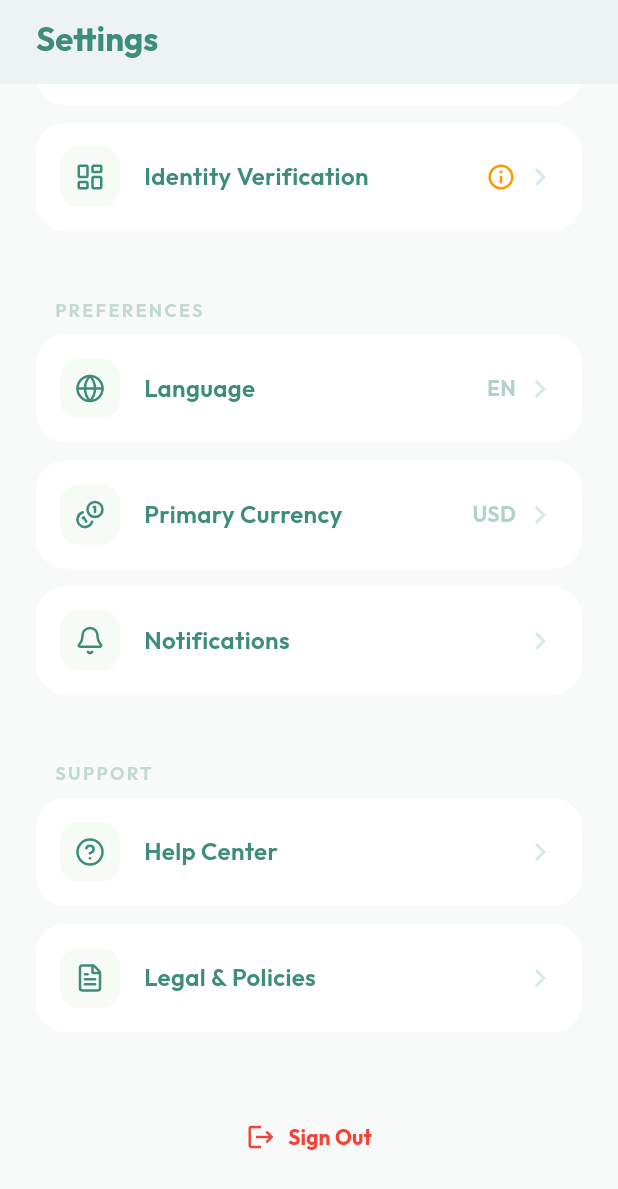
After one commit to Keba777/levpay-mobile, a Flutter app: the SettingsScreen screen opened by its route, scrolled down 556 dp, after a tap on "Payment Methods", on a phone screen of 412 x 824 dp. The commit adds this screen. Shown: the top 1189 px of the screen. Run offline on Flutter 3.47's test engine with Material 3 defaults, Android fonts, the phone set to English and light mode, and no system bars; our stand-ins replace dio, equatable, flutter_bloc, flutter_dotenv, flutter_riverpod, flutter_secure_storage and 8 more; accounts and stored records are empty; generated files the repository leaves out were written again; network calls fail.

Commit message:
feat: implement user profile and settings management with dedicated screen and bloc

```diff
--- a/lib/core/router/app_router.dart
+++ b/lib/core/router/app_router.dart
@@ -13,6 +13,7 @@ import 'package:levpay_mobile/features/auth/presentation/bloc/auth_bloc.dart';
 import 'package:levpay_mobile/features/auth/presentation/bloc/auth_state.dart';
 import 'package:flutter_bloc/flutter_bloc.dart'; // For context.read
 import 'package:levpay_mobile/features/kyc/presentation/screens/kyc_screen.dart';
+import 'package:levpay_mobile/features/user/presentation/screens/settings_screen.dart';
 
 part 'app_router.g.dart';
 
@@ -28,6 +29,7 @@ GoRouter goRouter(Ref ref) {
       $homeRoute,
       $sendMoneyRoute,
       $kYCRoute,
+      $settingsRoute,
     ],
     redirect: (context, state) {
       final authState = context.read<AuthBloc>().state;
@@ -110,3 +112,12 @@ class KYCRoute extends GoRouteData {
   @override
   Widget build(BuildContext context, GoRouterState state) => const KYCScreen();
 }
+
+@TypedGoRoute<SettingsRoute>(path: '/settings')
+class SettingsRoute extends GoRouteData {
+  const SettingsRoute();
+
+  @override
+  Widget build(BuildContext context, GoRouterState state) =>
+      const SettingsScreen();
+}
--- a/lib/features/home/presentation/screens/home_screen.dart
+++ b/lib/features/home/presentation/screens/home_screen.dart
@@ -1,9 +1,9 @@
 import 'package:flutter/material.dart';
 import 'package:flutter_bloc/flutter_bloc.dart';
 import 'package:google_fonts/google_fonts.dart';
+import 'package:lucide_icons/lucide_icons.dart';
 import 'package:levpay_mobile/core/router/app_router.dart';
 import 'package:levpay_mobile/features/auth/presentation/bloc/auth_bloc.dart';
-import 'package:levpay_mobile/features/auth/presentation/bloc/auth_event.dart';
 import 'package:levpay_mobile/features/auth/presentation/bloc/auth_state.dart';
 import 'package:levpay_mobile/features/wallet/presentation/bloc/wallet_bloc.dart';
 import 'package:levpay_mobile/features/wallet/presentation/bloc/wallet_event.dart';
@@ -77,11 +77,11 @@ class _HomeScreenState extends State<HomeScreen> {
                         ),
                         child: IconButton(
                           icon: const Icon(
-                            Icons.logout,
+                            LucideIcons.settings,
                             color: Color(0xFF3D8D7A),
                           ),
                           onPressed: () {
-                            context.read<AuthBloc>().add(AuthLogoutRequested());
+                            const SettingsRoute().push(context);
                           },
                         ),
                       ),
--- a/lib/features/user/data/repositories/user_repository.dart
+++ b/lib/features/user/data/repositories/user_repository.dart
@@ -28,6 +28,62 @@ class UserRepository {
     }
   }
 
+  Future<Map<String, dynamic>> updateProfile({
+    String? firstName,
+    String? lastName,
+    String? username,
+    String? phone,
+    String? avatarPath,
+  }) async {
+    try {
+      final Map<String, dynamic> data = {};
+      if (firstName != null) data['first_name'] = firstName;
+      if (lastName != null) data['last_name'] = lastName;
+      if (username != null) data['username'] = username;
+      if (phone != null) data['phone'] = phone;
+
+      if (avatarPath != null) {
+        final formData = FormData.fromMap({
+          ...data,
+          'avatar': await MultipartFile.fromFile(
+            avatarPath,
+            filename: avatarPath.split('/').last,
+          ),
+        });
+        final response = await _dioClient.dio.put('/users/me', data: formData);
+        return response.data;
+      } else {
+        final response = await _dioClient.dio.put('/users/me', data: data);
+        return response.data;
+      }
+    } on DioException catch (e) {
+      throw _handleError(e);
+    }
+  }
+
+  Future<Map<String, dynamic>> getSettings() async {
+    try {
+      final response = await _dioClient.dio.get('/users/settings');
+      return response.data;
+    } on DioException catch (e) {
+      throw _handleError(e);
+    }
+  }
+
+  Future<Map<String, dynamic>> updateSettings(
+    Map<String, dynamic> preferences,
+  ) async {
+    try {
+      final response = await _dioClient.dio.put(
+        '/users/settings',
+        data: preferences,
+      );
+      return response.data;
+    } on DioException catch (e) {
+      throw _handleError(e);
+    }
+  }
+
   Exception _handleError(DioException e) {
     if (e.response != null) {
       final data = e.response?.data;
--- /dev/null
+++ b/lib/features/user/presentation/bloc/profile_bloc.dart
@@ -0,0 +1,97 @@
+import 'dart:convert';
+import 'package:flutter_bloc/flutter_bloc.dart';
+import '../../data/repositories/user_repository.dart';
+import '../../../auth/data/models/auth_models.dart';
+import 'profile_event.dart';
+import 'profile_state.dart';
+
+class ProfileBloc extends Bloc<ProfileEvent, ProfileState> {
+  final UserRepository userRepository;
+
+  ProfileBloc({required this.userRepository}) : super(const ProfileState()) {
+    on<ProfileDataRequested>(_onProfileDataRequested);
+    on<ProfileUpdateRequested>(_onProfileUpdateRequested);
+    on<SettingsUpdateRequested>(_onSettingsUpdateRequested);
+  }
+
+  Future<void> _onProfileDataRequested(
+    ProfileDataRequested event,
+    Emitter<ProfileState> emit,
+  ) async {
+    emit(state.copyWith(status: ProfileStatus.loading));
+    try {
+      final userRes = await userRepository.getMe();
+      final settingsRes = await userRepository.getSettings();
+
+      final user = User.fromJson(userRes);
+      final preferences = settingsRes['preferences'] != null
+          ? json.decode(settingsRes['preferences'])
+          : <String, dynamic>{};
+
+      emit(
+        state.copyWith(
+          status: ProfileStatus.success,
+          user: user,
+          settings: preferences,
+        ),
+      );
+    } catch (e) {
+      emit(state.copyWith(status: ProfileStatus.failure, error: e.toString()));
+    }
+  }
+
+  Future<void> _onProfileUpdateRequested(
+    ProfileUpdateRequested event,
+    Emitter<ProfileState> emit,
+  ) async {
+    emit(state.copyWith(status: ProfileStatus.updating));
+    try {
+      final res = await userRepository.updateProfile(
+        firstName: event.firstName,
+        lastName: event.lastName,
+        username: event.username,
+        phone: event.phone,
+        avatarPath: event.avatar?.path,
+      );
+
+      final updatedUser = User.fromJson(res);
+      emit(
+        state.copyWith(status: ProfileStatus.updateSuccess, user: updatedUser),
+      );
+    } catch (e) {
+      emit(
+        state.copyWith(
+          status: ProfileStatus.updateFailure,
+          error: e.toString(),
+        ),
+      );
+    }
+  }
+
+  Future<void> _onSettingsUpdateRequested(
+    SettingsUpdateRequested event,
+    Emitter<ProfileState> emit,
+  ) async {
+    emit(state.copyWith(status: ProfileStatus.updating));
+    try {
+      final res = await userRepository.updateSettings(event.preferences);
+      final preferences = res['preferences'] != null
+          ? json.decode(res['preferences'])
+          : <String, dynamic>{};
+
+      emit(
+        state.copyWith(
+          status: ProfileStatus.updateSuccess,
+          settings: preferences,
+        ),
+      );
+    } catch (e) {
+      emit(
+        state.copyWith(
+          status: ProfileStatus.updateFailure,
+          error: e.toString(),
+        ),
+      );
+    }
+  }
+}
--- /dev/null
+++ b/lib/features/user/presentation/bloc/profile_event.dart
@@ -0,0 +1,37 @@
+import 'dart:io';
+import 'package:equatable/equatable.dart';
+
+abstract class ProfileEvent extends Equatable {
+  @override
+  List<Object?> get props => [];
+}
+
+class ProfileDataRequested extends ProfileEvent {}
+
+class ProfileUpdateRequested extends ProfileEvent {
+  final String? firstName;
+  final String? lastName;
+  final String? username;
+  final String? phone;
+  final File? avatar;
+
+  ProfileUpdateRequested({
+    this.firstName,
+    this.lastName,
+    this.username,
+    this.phone,
+    this.avatar,
+  });
+
+  @override
+  List<Object?> get props => [firstName, lastName, username, phone, avatar];
+}
+
+class SettingsUpdateRequested extends ProfileEvent {
+  final Map<String, dynamic> preferences;
+
+  SettingsUpdateRequested(this.preferences);
+
+  @override
+  List<Object?> get props => [preferences];
+}
--- /dev/null
+++ b/lib/features/user/presentation/bloc/profile_state.dart
@@ -0,0 +1,43 @@
+import 'package:equatable/equatable.dart';
+import '../../../auth/data/models/auth_models.dart';
+
+enum ProfileStatus {
+  initial,
+  loading,
+  success,
+  failure,
+  updating,
+  updateSuccess,
+  updateFailure,
+}
+
+class ProfileState extends Equatable {
+  final ProfileStatus status;
+  final User? user;
+  final Map<String, dynamic> settings;
+  final String? error;
+
+  const ProfileState({
+    this.status = ProfileStatus.initial,
+    this.user,
+    this.settings = const {},
+    this.error,
+  });
+
+  ProfileState copyWith({
+    ProfileStatus? status,
+    User? user,
+    Map<String, dynamic>? settings,
+    String? error,
+  }) {
+    return ProfileState(
+      status: status ?? this.status,
+      user: user ?? this.user,
+      settings: settings ?? this.settings,
+      error: error ?? this.error,
+    );
+  }
+
+  @override
+  List<Object?> get props => [status, user, settings, error];
+}
--- /dev/null
+++ b/lib/features/user/presentation/screens/settings_screen.dart
@@ -0,0 +1,387 @@
+import 'dart:io';
+import 'package:flutter/material.dart';
+import 'package:flutter_bloc/flutter_bloc.dart';
+import 'package:google_fonts/google_fonts.dart';
+import 'package:image_picker/image_picker.dart';
+import 'package:lucide_icons/lucide_icons.dart';
+import '../../../auth/presentation/bloc/auth_bloc.dart';
+import '../../../auth/presentation/bloc/auth_event.dart';
+import '../bloc/profile_bloc.dart';
+import '../bloc/profile_event.dart';
+import '../bloc/profile_state.dart';
+import '../../../../core/theme/app_theme.dart';
+import '../../../../core/router/app_router.dart';
+
+class SettingsScreen extends StatefulWidget {
+  const SettingsScreen({super.key});
+
+  @override
+  State<SettingsScreen> createState() => _SettingsScreenState();
+}
+
+class _SettingsScreenState extends State<SettingsScreen> {
+  final ImagePicker _picker = ImagePicker();
+
+  @override
+  void initState() {
+    super.initState();
+    context.read<ProfileBloc>().add(ProfileDataRequested());
+  }
+
+  Future<void> _pickImage() async {
+    final XFile? image = await _picker.pickImage(
+      source: ImageSource.gallery,
+      imageQuality: 70,
+    );
+    if (image != null) {
+      context.read<ProfileBloc>().add(
+        ProfileUpdateRequested(avatar: File(image.path)),
+      );
+    }
+  }
+
+  @override
+  Widget build(BuildContext context) {
+    return Scaffold(
+      backgroundColor: const Color(0xFFF8FAF9),
+      body: BlocConsumer<ProfileBloc, ProfileState>(
+        listener: (context, state) {
+          if (state.status == ProfileStatus.updateSuccess) {
+            ScaffoldMessenger.of(context).showSnackBar(
+              const SnackBar(content: Text("Settings updated successfully!")),
+            );
+          } else if (state.status == ProfileStatus.updateFailure) {
+            ScaffoldMessenger.of(context).showSnackBar(
+              SnackBar(
+                content: Text(state.error ?? "Failed to update settings"),
+              ),
+            );
+          }
+        },
+        builder: (context, state) {
+          final user = state.user;
+          final settings = state.settings;
+
+          if (state.status == ProfileStatus.loading && user == null) {
+            return const Center(child: CircularProgressIndicator());
+          }
+
+          return CustomScrollView(
+            slivers: [
+              SliverAppBar(
+                expandedHeight: 120,
+                floating: false,
+                pinned: true,
+                backgroundColor: Colors.white,
+                elevation: 0,
+                flexibleSpace: FlexibleSpaceBar(
+                  centerTitle: false,
+                  title: Text(
+                    "Settings",
+                    style: GoogleFonts.outfit(
+                      color: AppTheme.deepTeal,
+                      fontWeight: FontWeight.bold,
+                    ),
+                  ),
+                  titlePadding: const EdgeInsets.only(left: 24, bottom: 16),
+                ),
+              ),
+
+              // Profile Section
+              SliverToBoxAdapter(
+                child: Padding(
+                  padding: const EdgeInsets.all(24.0),
+                  child: Container(
+                    padding: const EdgeInsets.all(24),
+                    decoration: BoxDecoration(
+                      color: Colors.white,
+                      borderRadius: BorderRadius.circular(32),
+                      boxShadow: [
+                        BoxShadow(
+                          color: Colors.black.withOpacity(0.03),
+                          blurRadius: 20,
+                          offset: const Offset(0, 10),
+                        ),
+                      ],
+                    ),
+                    child: Column(
+                      children: [
+                        Stack(
+                          children: [
+                            Container(
+                              width: 100,
+                              height: 100,
+                              decoration: BoxDecoration(
+                                shape: BoxShape.circle,
+                                border: Border.all(
+                                  color: AppTheme.mintGreen.withOpacity(0.2),
+                                  width: 4,
+                                ),
+                              ),
+                              child: ClipRRect(
+                                borderRadius: BorderRadius.circular(50),
+                                child:
+                                    (user?.avatarUrl != null &&
+                                        user!.avatarUrl!.isNotEmpty)
+                                    ? Image.network(
+                                        user.avatarUrl!,
+                                        fit: BoxFit.cover,
+                                      )
+                                    : Container(
+                                        color: AppTheme.mintGreen.withOpacity(
+                                          0.1,
+                                        ),
+                                        child: const Icon(
+                                          Icons.person,
+                                          size: 50,
+                                          color: AppTheme.deepTeal,
+                                        ),
+                                      ),
+                              ),
+                            ),
+                            Positioned(
+                              bottom: 0,
+                              right: 0,
+                              child: GestureDetector(
+                                onTap: _pickImage,
+                                child: Container(
+                                  padding: const EdgeInsets.all(8),
+                                  decoration: const BoxDecoration(
+                                    color: AppTheme.deepTeal,
+                                    shape: BoxShape.circle,
+                                  ),
+                                  child: const Icon(
+                                    Icons.camera_alt,
+                                    color: Colors.white,
+                                    size: 16,
+                                  ),
+                                ),
+                              ),
+                            ),
+                          ],
+                        ),
+                        const SizedBox(height: 16),
+                        Text(
+                          "${user?.firstName ?? ''} ${user?.lastName ?? ''}",
+                          style: GoogleFonts.outfit(
+                            fontSize: 20,
+                            fontWeight: FontWeight.bold,
+                            color: AppTheme.deepTeal,
+                          ),
+                        ),
+                        Text(
+                          user?.email ?? '',
+                          style: GoogleFonts.outfit(
+                            fontSize: 14,
+                            color: AppTheme.deepTeal.withOpacity(0.5),
+                          ),
+                        ),
+                        const SizedBox(height: 16),
+                        OutlinedButton(
+                          onPressed: () {
+                            // TODO: Implement Edit Profile modal/screen
+                          },
+                          style: OutlinedButton.styleFrom(
+                            side: BorderSide(
+                              color: AppTheme.mintGreen.withOpacity(0.3),
+                            ),
+                            shape: RoundedRectangleBorder(
+                              borderRadius: BorderRadius.circular(16),
+                            ),
+                            padding: const EdgeInsets.symmetric(horizontal: 24),
+                          ),
+                          child: Text(
+                            "Edit Profile",
+                            style: GoogleFonts.outfit(
+                              color: AppTheme.deepTeal,
+                              fontWeight: FontWeight.w600,
+                            ),
+                          ),
+                        ),
+                      ],
+                    ),
+                  ),
+                ),
+              ),
+
+              // Settings Categories
+              SliverPadding(
+                padding: const EdgeInsets.symmetric(horizontal: 24),
+                sliver: SliverList(
+                  delegate: SliverChildListDelegate([
+                    _buildCategoryHeader("ACCOUNT"),
+                    _buildSettingItem(
+                      icon: LucideIcons.shield,
+                      title: "Security & Privacy",
+                      onTap: () {},
+                    ),
+                    _buildSettingItem(
+                      icon: LucideIcons.creditCard,
+                      title: "Payment Methods",
+                      onTap: () {},
+                    ),
+                    _buildSettingItem(
+                      icon: LucideIcons.layoutDashboard,
+                      title: "Identity Verification",
+                      trailing: user?.kycStatus == 'approved'
+                          ? const Icon(
+                              Icons.check_circle,
+                              color: Colors.green,
+                              size: 20,
+                            )
+                          : const Icon(
+                              Icons.info_outline,
+                              color: Colors.orange,
+                              size: 20,
+                            ),
+                      onTap: () => const KYCRoute().push(context),
+                    ),
+
+                    const SizedBox(height: 32),
+                    _buildCategoryHeader("PREFERENCES"),
+                    _buildSettingItem(
+                      icon: LucideIcons.globe,
+                      title: "Language",
+                      trailing: Text(
+                        settings['language']?.toUpperCase() ?? "EN",
+                        style: GoogleFonts.outfit(
+                          fontWeight: FontWeight.bold,
+                          color: AppTheme.deepTeal.withOpacity(0.4),
+                        ),
+                      ),
+                      onTap: () {},
+                    ),
+                    _buildSettingItem(
+                      icon: LucideIcons.coins,
+                      title: "Primary Currency",
+                      trailing: Text(
+                        settings['currency'] ?? "USD",
+                        style: GoogleFonts.outfit(
+                          fontWeight: FontWeight.bold,
+                          color: AppTheme.deepTeal.withOpacity(0.4),
+                        ),
+                      ),
+                      onTap: () {},
+                    ),
+                    _buildSettingItem(
+                      icon: LucideIcons.bell,
+                      title: "Notifications",
+                      onTap: () {},
+                    ),
+
+                    const SizedBox(height: 32),
+                    _buildCategoryHeader("SUPPORT"),
+                    _buildSettingItem(
+                      icon: LucideIcons.helpCircle,
+                      title: "Help Center",
+                      onTap: () {},
+                    ),
+                    _buildSettingItem(
+                      icon: LucideIcons.fileText,
+                      title: "Legal & Policies",
+                      onTap: () {},
+                    ),
+
+                    const SizedBox(height: 32),
+                    TextButton(
+                      onPressed: () {
+                        context.read<AuthBloc>().add(AuthLogoutRequested());
+                      },
+                      style: TextButton.styleFrom(
+                        foregroundColor: Colors.red,
+                        padding: const EdgeInsets.symmetric(vertical: 16),
+                        shape: RoundedRectangleBorder(
+                          borderRadius: BorderRadius.circular(16),
+                        ),
+                      ),
+                      child: Row(
+                        mainAxisAlignment: MainAxisAlignment.center,
+                        children: [
+                          const Icon(Icons.logout, size: 20),
+                          const SizedBox(width: 8),
+                          Text(
+                            "Sign Out",
+                            style: GoogleFonts.outfit(
+                              fontWeight: FontWeight.bold,
+                            ),
+                          ),
+                        ],
+                      ),
+                    ),
+                    const SizedBox(height: 64),
+                  ]),
+                ),
+              ),
+            ],
+          );
+        },
+      ),
+    );
+  }
+
+  Widget _buildCategoryHeader(String title) {
+    return Padding(
+      padding: const EdgeInsets.only(left: 12, bottom: 8),
+      child: Text(
+        title,
+        style: GoogleFonts.outfit(
+          fontSize: 12,
+          fontWeight: FontWeight.bold,
+          color: AppTheme.deepTeal.withOpacity(0.3),
+          letterSpacing: 1.5,
+        ),
+      ),
+    );
+  }
+
+  Widget _buildSettingItem({
+    required IconData icon,
+    required String title,
+    Widget? trailing,
+    required VoidCallback onTap,
+  }) {
+    return Padding(
+      padding: const EdgeInsets.only(bottom: 12),
+      child: Material(
+        color: Colors.white,
+        borderRadius: BorderRadius.circular(20),
+        child: InkWell(
+          onTap: onTap,
+          borderRadius: BorderRadius.circular(20),
+          child: Container(
+            padding: const EdgeInsets.symmetric(horizontal: 16, vertical: 16),
+            child: Row(
+              children: [
+                Container(
+                  padding: const EdgeInsets.all(10),
+                  decoration: BoxDecoration(
+                    color: AppTheme.mintGreen.withOpacity(0.1),
+                    borderRadius: BorderRadius.circular(12),
+                  ),
+                  child: Icon(icon, color: AppTheme.deepTeal, size: 20),
+                ),
+                const SizedBox(width: 16),
+                Expanded(
+                  child: Text(
+                    title,
+                    style: GoogleFonts.outfit(
+                      fontSize: 16,
+                      fontWeight: FontWeight.w600,
+                      color: AppTheme.deepTeal,
+                    ),
+                  ),
+                ),
+                if (trailing != null) trailing,
+                const SizedBox(width: 4),
+                Icon(
+                  Icons.chevron_right,
+                  color: AppTheme.deepTeal.withOpacity(0.2),
+                ),
+              ],
+            ),
+          ),
+        ),
+      ),
+    );
+  }
+}
--- a/lib/main.dart
+++ b/lib/main.dart
@@ -16,6 +16,7 @@ import 'features/wallet/presentation/bloc/wallet_bloc.dart';
 import 'features/wallet/presentation/bloc/send_money_bloc.dart';
 import 'features/kyc/data/repositories/kyc_repository.dart';
 import 'features/kyc/presentation/bloc/kyc_bloc.dart';
+import 'features/user/presentation/bloc/profile_bloc.dart';
 
 void main() async {
   WidgetsFlutterBinding.ensureInitialized();
@@ -56,6 +57,9 @@ void main() async {
             BlocProvider(
               create: (context) => KYCBloc(kycRepository: kycRepository),
             ),
+            BlocProvider(
+              create: (context) => ProfileBloc(userRepository: userRepository),
+            ),
           ],
           child: const MyApp(),
         ),
--- a/pubspec.yaml
+++ b/pubspec.yaml
@@ -61,6 +61,7 @@ dependencies:
   flutter_screenutil: ^5.9.0
   google_fonts: ^6.1.0
   image_picker: ^1.1.2
+  lucide_icons: ^0.257.0
 
   # Forms
   flutter_form_builder: ^9.1.1
```
Also changed, not shown: lib/core/router/app_router.g.dart, pubspec.lock.
